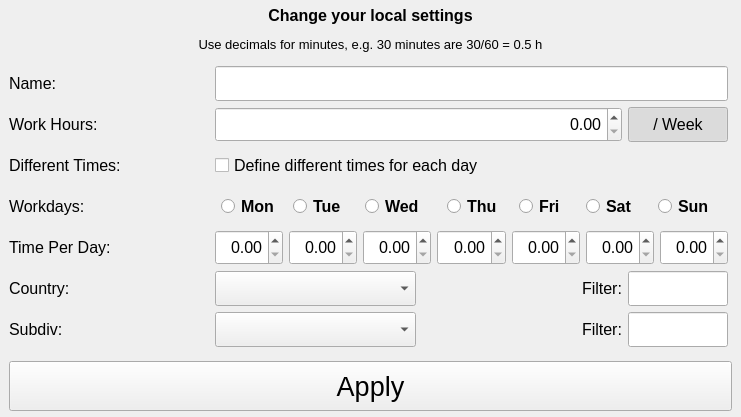
Before: the Qt Designer form ui/config_window.ui in AndreWohnsland/TimeTracker, drawn with Qt 5.
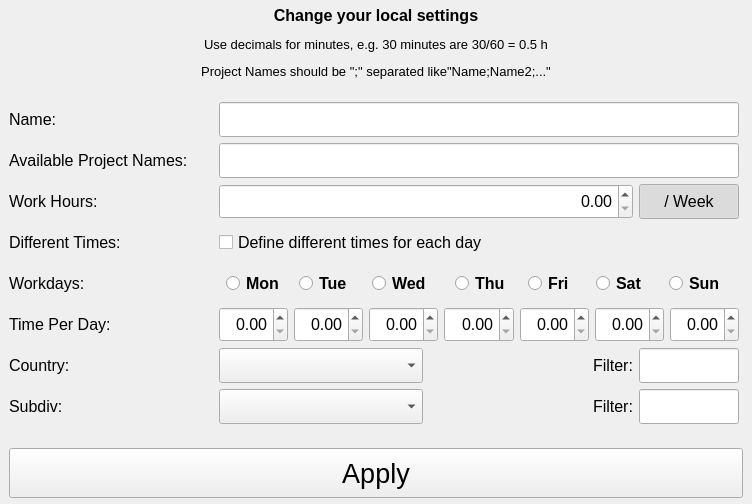
After: the same form once the commit is applied.

Commit message: add project selection to ui

Patch:
```diff
--- a/ui/config_window.ui
+++ b/ui/config_window.ui
@@ -6,8 +6,8 @@
    <rect>
     <x>0</x>
     <y>0</y>
-    <width>741</width>
-    <height>417</height>
+    <width>752</width>
+    <height>504</height>
    </rect>
   </property>
   <property name="windowTitle">
@@ -34,7 +34,7 @@
       </font>
      </property>
      <property name="text">
-      <string>&lt;html&gt;&lt;head/&gt;&lt;body&gt;&lt;p align=&quot;center&quot;&gt;&lt;span style=&quot; font-weight:700;&quot;&gt;Change your local settings&lt;/span&gt;&lt;/p&gt;&lt;p align=&quot;center&quot;&gt;&lt;span style=&quot; font-size:10pt;&quot;&gt;Use decimals for minutes, e.g. 30 minutes are 30/60 = 0.5 h&lt;/span&gt;&lt;/p&gt;&lt;/body&gt;&lt;/html&gt;</string>
+      <string>&lt;html&gt;&lt;head/&gt;&lt;body&gt;&lt;p align=&quot;center&quot;&gt;&lt;span style=&quot; font-weight:700;&quot;&gt;Change your local settings&lt;/span&gt;&lt;/p&gt;&lt;p align=&quot;center&quot;&gt;&lt;span style=&quot; font-size:10pt;&quot;&gt;Use decimals for minutes, e.g. 30 minutes are 30/60 = 0.5 h&lt;/span&gt;&lt;/p&gt;&lt;p align=&quot;center&quot;&gt;&lt;span style=&quot; font-size:10pt;&quot;&gt;Project Names should be &amp;quot;;&amp;quot; separated like&amp;quot;Name;Name2;...&amp;quot;&lt;/span&gt;&lt;/p&gt;&lt;/body&gt;&lt;/html&gt;</string>
      </property>
      <property name="wordWrap">
       <bool>true</bool>
@@ -60,8 +60,8 @@
        <rect>
         <x>0</x>
         <y>0</y>
-        <width>723</width>
-        <height>293</height>
+        <width>734</width>
+        <height>351</height>
        </rect>
       </property>
       <layout class="QVBoxLayout" name="verticalLayout_3">
@@ -85,8 +85,8 @@
          <property name="spacing">
           <number>6</number>
          </property>
-         <item row="1" column="0">
-          <widget class="QLabel" name="label_9">
+         <item row="3" column="0">
+          <widget class="QLabel" name="label_4">
            <property name="maximumSize">
             <size>
              <width>16777215</width>
@@ -99,16 +99,22 @@
             </font>
            </property>
            <property name="text">
-            <string>Work Hours:</string>
+            <string>Different Times:</string>
            </property>
           </widget>
          </item>
-         <item row="0" column="0">
-          <widget class="QLabel" name="label_2">
+         <item row="7" column="3">
+          <widget class="QLineEdit" name="filter_subdiv">
+           <property name="minimumSize">
+            <size>
+             <width>0</width>
+             <height>35</height>
+            </size>
+           </property>
            <property name="maximumSize">
             <size>
-             <width>16777215</width>
-             <height>50</height>
+             <width>100</width>
+             <height>16777215</height>
             </size>
            </property>
            <property name="font">
@@ -116,17 +122,17 @@
              <pointsize>12</pointsize>
             </font>
            </property>
-           <property name="text">
-            <string>Name:</string>
+           <property name="alignment">
+            <set>Qt::AlignRight|Qt::AlignTrailing|Qt::AlignVCenter</set>
            </property>
           </widget>
          </item>
-         <item row="5" column="0">
-          <widget class="QLabel" name="label_11">
-           <property name="maximumSize">
+         <item row="6" column="1">
+          <widget class="QComboBox" name="input_country">
+           <property name="minimumSize">
             <size>
-             <width>16777215</width>
-             <height>50</height>
+             <width>0</width>
+             <height>35</height>
             </size>
            </property>
            <property name="font">
@@ -134,12 +140,9 @@
              <pointsize>12</pointsize>
             </font>
            </property>
-           <property name="text">
-            <string>Country:</string>
-           </property>
           </widget>
          </item>
-         <item row="6" column="0">
+         <item row="7" column="0">
           <widget class="QLabel" name="label_13">
            <property name="maximumSize">
             <size>
@@ -175,61 +178,7 @@
            </property>
           </widget>
          </item>
-         <item row="4" column="0">
-          <widget class="QLabel" name="label_10">
-           <property name="maximumSize">
-            <size>
-             <width>16777215</width>
-             <height>50</height>
-            </size>
-           </property>
-           <property name="font">
-            <font>
-             <pointsize>12</pointsize>
-            </font>
-           </property>
-           <property name="text">
-            <string>Time Per Day:</string>
-           </property>
-          </widget>
-         </item>
-         <item row="3" column="0">
-          <widget class="QLabel" name="label_6">
-           <property name="maximumSize">
-            <size>
-             <width>16777215</width>
-             <height>50</height>
-            </size>
-           </property>
-           <property name="font">
-            <font>
-             <pointsize>12</pointsize>
-            </font>
-           </property>
-           <property name="text">
-            <string>Workdays:</string>
-           </property>
-          </widget>
-         </item>
-         <item row="2" column="0">
-          <widget class="QLabel" name="label_4">
-           <property name="maximumSize">
-            <size>
-             <width>16777215</width>
-             <height>50</height>
-            </size>
-           </property>
-           <property name="font">
-            <font>
-             <pointsize>12</pointsize>
-            </font>
-           </property>
-           <property name="text">
-            <string>Different Times:</string>
-           </property>
-          </widget>
-         </item>
-         <item row="1" column="3">
+         <item row="2" column="3">
           <widget class="QPushButton" name="work_hours_button">
            <property name="minimumSize">
             <size>
@@ -253,7 +202,25 @@
            </property>
           </widget>
          </item>
-         <item row="1" column="1" colspan="2">
+         <item row="6" column="0">
+          <widget class="QLabel" name="label_11">
+           <property name="maximumSize">
+            <size>
+             <width>16777215</width>
+             <height>50</height>
+            </size>
+           </property>
+           <property name="font">
+            <font>
+             <pointsize>12</pointsize>
+            </font>
+           </property>
+           <property name="text">
+            <string>Country:</string>
+           </property>
+          </widget>
+         </item>
+         <item row="2" column="1" colspan="2">
           <widget class="QDoubleSpinBox" name="input_working_hours">
            <property name="minimumSize">
             <size>
@@ -271,46 +238,7 @@
            </property>
           </widget>
          </item>
-         <item row="5" column="3">
-          <widget class="QLineEdit" name="filter_country">
-           <property name="minimumSize">
-            <size>
-             <width>0</width>
-             <height>35</height>
-            </size>
-           </property>
-           <property name="maximumSize">
-            <size>
-             <width>100</width>
-             <height>16777215</height>
-            </size>
-           </property>
-           <property name="font">
-            <font>
-             <pointsize>12</pointsize>
-            </font>
-           </property>
-           <property name="alignment">
-            <set>Qt::AlignRight|Qt::AlignTrailing|Qt::AlignVCenter</set>
-           </property>
-          </widget>
-         </item>
-         <item row="5" column="1">
-          <widget class="QComboBox" name="input_country">
-           <property name="minimumSize">
-            <size>
-             <width>0</width>
-             <height>35</height>
-            </size>
-           </property>
-           <property name="font">
-            <font>
-             <pointsize>12</pointsize>
-            </font>
-           </property>
-          </widget>
-         </item>
-         <item row="5" column="2">
+         <item row="6" column="2">
           <widget class="QLabel" name="label_7">
            <property name="font">
             <font>
@@ -325,12 +253,12 @@
            </property>
           </widget>
          </item>
-         <item row="6" column="1">
-          <widget class="QComboBox" name="input_subdiv">
-           <property name="minimumSize">
+         <item row="4" column="0">
+          <widget class="QLabel" name="label_6">
+           <property name="maximumSize">
             <size>
-             <width>0</width>
-             <height>35</height>
+             <width>16777215</width>
+             <height>50</height>
             </size>
            </property>
            <property name="font">
@@ -338,9 +266,66 @@
              <pointsize>12</pointsize>
             </font>
            </property>
+           <property name="text">
+            <string>Workdays:</string>
+           </property>
           </widget>
          </item>
-         <item row="4" column="1" colspan="3">
+         <item row="5" column="0">
+          <widget class="QLabel" name="label_10">
+           <property name="maximumSize">
+            <size>
+             <width>16777215</width>
+             <height>50</height>
+            </size>
+           </property>
+           <property name="font">
+            <font>
+             <pointsize>12</pointsize>
+            </font>
+           </property>
+           <property name="text">
+            <string>Time Per Day:</string>
+           </property>
+          </widget>
+         </item>
+         <item row="0" column="0">
+          <widget class="QLabel" name="label_2">
+           <property name="maximumSize">
+            <size>
+             <width>16777215</width>
+             <height>50</height>
+            </size>
+           </property>
+           <property name="font">
+            <font>
+             <pointsize>12</pointsize>
+            </font>
+           </property>
+           <property name="text">
+            <string>Name:</string>
+           </property>
+          </widget>
+         </item>
+         <item row="2" column="0">
+          <widget class="QLabel" name="label_9">
+           <property name="maximumSize">
+            <size>
+             <width>16777215</width>
+             <height>50</height>
+            </size>
+           </property>
+           <property name="font">
+            <font>
+             <pointsize>12</pointsize>
+            </font>
+           </property>
+           <property name="text">
+            <string>Work Hours:</string>
+           </property>
+          </widget>
+         </item>
+         <item row="5" column="1" colspan="3">
           <layout class="QHBoxLayout" name="horizontalLayout_3">
            <property name="spacing">
             <number>6</number>
@@ -473,46 +458,22 @@
            </item>
           </layout>
          </item>
-         <item row="6" column="2">
-          <widget class="QLabel" name="label_8">
-           <property name="font">
-            <font>
-             <pointsize>12</pointsize>
-            </font>
-           </property>
-           <property name="text">
-            <string>Filter:</string>
-           </property>
-           <property name="alignment">
-            <set>Qt::AlignRight|Qt::AlignTrailing|Qt::AlignVCenter</set>
-           </property>
-          </widget>
-         </item>
-         <item row="6" column="3">
-          <widget class="QLineEdit" name="filter_subdiv">
+         <item row="7" column="1">
+          <widget class="QComboBox" name="input_subdiv">
            <property name="minimumSize">
             <size>
              <width>0</width>
              <height>35</height>
             </size>
            </property>
-           <property name="maximumSize">
-            <size>
-             <width>100</width>
-             <height>16777215</height>
-            </size>
-           </property>
            <property name="font">
             <font>
              <pointsize>12</pointsize>
             </font>
            </property>
-           <property name="alignment">
-            <set>Qt::AlignRight|Qt::AlignTrailing|Qt::AlignVCenter</set>
-           </property>
           </widget>
          </item>
-         <item row="3" column="1" colspan="3">
+         <item row="4" column="1" colspan="3">
           <layout class="QHBoxLayout" name="horizontalLayout_2">
            <property name="spacing">
             <number>6</number>
@@ -718,7 +679,7 @@
            </item>
           </layout>
          </item>
-         <item row="2" column="1" colspan="3">
+         <item row="3" column="1" colspan="3">
           <widget class="QCheckBox" name="input_different_times">
            <property name="minimumSize">
             <size>
@@ -754,6 +715,81 @@
            </property>
           </widget>
          </item>
+         <item row="6" column="3">
+          <widget class="QLineEdit" name="filter_country">
+           <property name="minimumSize">
+            <size>
+             <width>0</width>
+             <height>35</height>
+            </size>
+           </property>
+           <property name="maximumSize">
+            <size>
+             <width>100</width>
+             <height>16777215</height>
+            </size>
+           </property>
+           <property name="font">
+            <font>
+             <pointsize>12</pointsize>
+            </font>
+           </property>
+           <property name="alignment">
+            <set>Qt::AlignRight|Qt::AlignTrailing|Qt::AlignVCenter</set>
+           </property>
+          </widget>
+         </item>
+         <item row="7" column="2">
+          <widget class="QLabel" name="label_8">
+           <property name="font">
+            <font>
+             <pointsize>12</pointsize>
+            </font>
+           </property>
+           <property name="text">
+            <string>Filter:</string>
+           </property>
+           <property name="alignment">
+            <set>Qt::AlignRight|Qt::AlignTrailing|Qt::AlignVCenter</set>
+           </property>
+          </widget>
+         </item>
+         <item row="1" column="0">
+          <widget class="QLabel" name="label_3">
+           <property name="maximumSize">
+            <size>
+             <width>16777215</width>
+             <height>50</height>
+            </size>
+           </property>
+           <property name="font">
+            <font>
+             <pointsize>12</pointsize>
+            </font>
+           </property>
+           <property name="text">
+            <string>Available Project Names:</string>
+           </property>
+          </widget>
+         </item>
+         <item row="1" column="1" colspan="3">
+          <widget class="QLineEdit" name="input_project_names">
+           <property name="minimumSize">
+            <size>
+             <width>0</width>
+             <height>35</height>
+            </size>
+           </property>
+           <property name="font">
+            <font>
+             <pointsize>12</pointsize>
+            </font>
+           </property>
+           <property name="alignment">
+            <set>Qt::AlignRight|Qt::AlignTrailing|Qt::AlignVCenter</set>
+           </property>
+          </widget>
+         </item>
         </layout>
        </item>
       </layout>
```
The commit also changes 3 other files.
